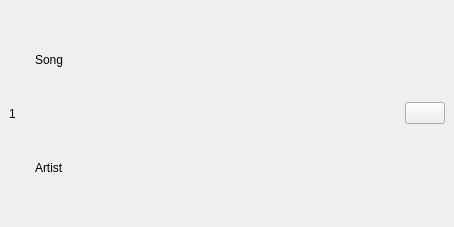
Before: the Qt Designer form ui/SongItem.ui in nichilum/nimamp, drawn with Qt 5.
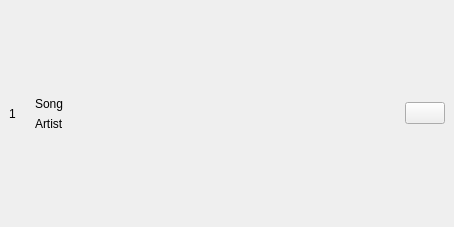
After: the same form once the commit is applied. Icons and pictures are not drawn.

Commit message: song item spacing

```diff
--- a/ui/SongItem.ui
+++ b/ui/SongItem.ui
@@ -45,6 +45,19 @@
       </item>
       <item>
        <layout class="QVBoxLayout" name="verticalLayout">
+        <item>
+         <spacer name="verticalSpacer_2">
+          <property name="orientation">
+           <enum>Qt::Orientation::Vertical</enum>
+          </property>
+          <property name="sizeHint" stdset="0">
+           <size>
+            <width>20</width>
+            <height>40</height>
+           </size>
+          </property>
+         </spacer>
+        </item>
         <item>
          <widget class="QLabel" name="songItemSongLabel">
           <property name="text">
@@ -59,6 +72,19 @@
           </property>
          </widget>
         </item>
+        <item>
+         <spacer name="verticalSpacer">
+          <property name="orientation">
+           <enum>Qt::Orientation::Vertical</enum>
+          </property>
+          <property name="sizeHint" stdset="0">
+           <size>
+            <width>20</width>
+            <height>40</height>
+           </size>
+          </property>
+         </spacer>
+        </item>
        </layout>
       </item>
       <item>
```
